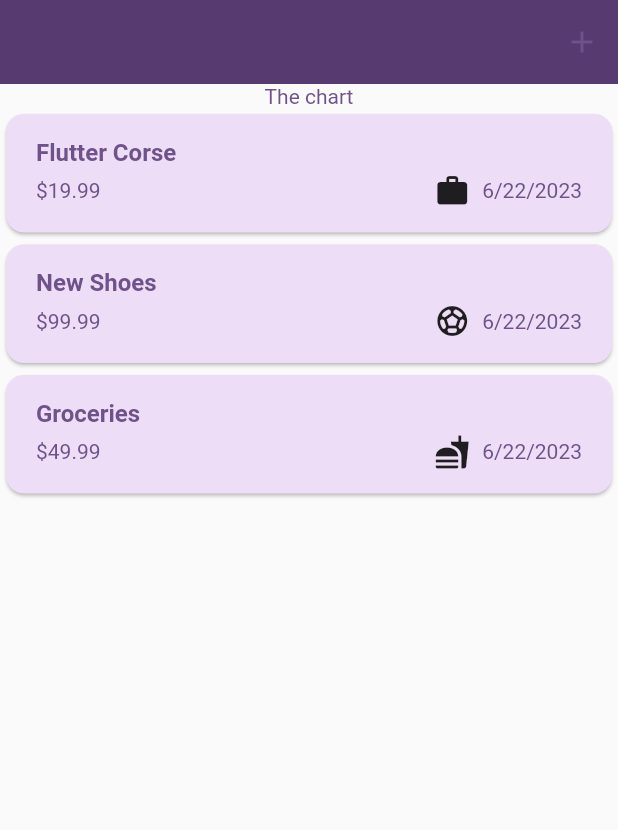
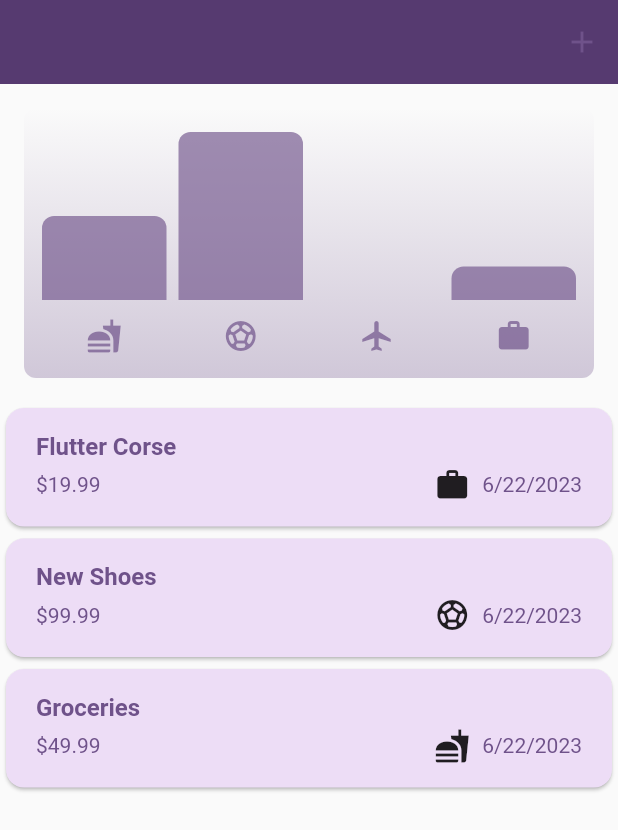
Before and after one commit to mmcdevitt1997/expense_tracker, a Flutter app: the screen it shows after launch, on a phone screen of 412 x 824 dp. Shown: the top 830 px of the screen. Run offline on Flutter 3.47's test engine with Material 2 defaults, Android fonts, the phone set to English and light mode, and no system bars.

Commit message:
chart complete and module complete

```diff
--- a/lib/models/expense.dart
+++ b/lib/models/expense.dart
@@ -13,8 +13,6 @@ const categoryIcons = {
   Category.leisure: Icons.sports_soccer,
   Category.work: Icons.work,
 };
-
-
 
 class Expense {
   Expense({
@@ -34,3 +32,22 @@ class Expense {
     return formatter.format(date);
   }
 }
+
+class ExpenseBucket {
+  const ExpenseBucket({
+    required this.category,
+    required this.expenses,
+  });
+
+  ExpenseBucket.forCategory(List<Expense> allExpenses,  this.category)
+      : expenses = allExpenses
+            .where((expense) => expense.category == category)
+            .toList();
+
+  final Category category;
+  final List<Expense> expenses;
+
+  double get totalExpenses {
+    return expenses.fold(0, (sum, expense) => sum + expense.amount);
+  }
+}
--- /dev/null
+++ b/lib/widgets/chart/chart.dart
@@ -0,0 +1,95 @@
+import 'package:flutter/material.dart';
+
+import 'package:expense_tracker/widgets/chart/chart_bar.dart';
+import 'package:expense_tracker/models/expense.dart';
+
+class Chart extends StatelessWidget {
+  const Chart({super.key, required this.expenses});
+
+  final List<Expense> expenses;
+
+  List<ExpenseBucket> get buckets {
+    return [
+      ExpenseBucket.forCategory(expenses, Category.food),
+      ExpenseBucket.forCategory(expenses, Category.leisure),
+      ExpenseBucket.forCategory(expenses, Category.travel),
+      ExpenseBucket.forCategory(expenses, Category.work),
+    ];
+  }
+
+  double get maxTotalExpense {
+    double maxTotalExpense = 0;
+
+    for (final bucket in buckets) {
+      if (bucket.totalExpenses > maxTotalExpense) {
+        maxTotalExpense = bucket.totalExpenses;
+      }
+    }
+
+    return maxTotalExpense;
+  }
+
+  @override
+  Widget build(BuildContext context) {
+    final isDarkMode =
+        MediaQuery.of(context).platformBrightness == Brightness.dark;
+    return Container(
+      margin: const EdgeInsets.all(16),
+      padding: const EdgeInsets.symmetric(
+        vertical: 16,
+        horizontal: 8,
+      ),
+      width: double.infinity,
+      height: 180,
+      decoration: BoxDecoration(
+        borderRadius: BorderRadius.circular(8),
+        gradient: LinearGradient(
+          colors: [
+            Theme.of(context).colorScheme.primary.withOpacity(0.3),
+            Theme.of(context).colorScheme.primary.withOpacity(0.0)
+          ],
+          begin: Alignment.bottomCenter,
+          end: Alignment.topCenter,
+        ),
+      ),
+      child: Column(
+        children: [
+          Expanded(
+            child: Row(
+              crossAxisAlignment: CrossAxisAlignment.end,
+              children: [
+                for (final bucket in buckets) // alternative to map()
+                  ChartBar(
+                    fill: bucket.totalExpenses == 0
+                        ? 0
+                        : bucket.totalExpenses / maxTotalExpense,
+                  )
+              ],
+            ),
+          ),
+          const SizedBox(height: 12),
+          Row(
+            children: buckets
+                .map(
+                  (bucket) => Expanded(
+                    child: Padding(
+                      padding: const EdgeInsets.symmetric(horizontal: 4),
+                      child: Icon(
+                        categoryIcons[bucket.category],
+                        color: isDarkMode
+                            ? Theme.of(context).colorScheme.secondary
+                            : Theme.of(context)
+                                .colorScheme
+                                .primary
+                                .withOpacity(0.7),
+                      ),
+                    ),
+                  ),
+                )
+                .toList(),
+          )
+        ],
+      ),
+    );
+  }
+}
--- /dev/null
+++ b/lib/widgets/chart/chart_bar.dart
@@ -0,0 +1,34 @@
+import 'package:flutter/material.dart';
+
+class ChartBar extends StatelessWidget {
+  const ChartBar({
+    super.key,
+    required this.fill,
+  });
+
+  final double fill;
+
+  @override
+  Widget build(BuildContext context) {
+    final isDarkMode =
+        MediaQuery.of(context).platformBrightness == Brightness.dark;
+    return Expanded(
+      child: Padding(
+        padding: const EdgeInsets.symmetric(horizontal: 4),
+        child: FractionallySizedBox(
+          heightFactor: fill,
+          child: DecoratedBox(
+            decoration: BoxDecoration(
+              shape: BoxShape.rectangle,
+              borderRadius:
+                  const BorderRadius.vertical(top: Radius.circular(8)),
+              color: isDarkMode
+                  ? Theme.of(context).colorScheme.secondary
+                  : Theme.of(context).colorScheme.primary.withOpacity(0.65),
+            ),
+          ),
+        ),
+      ),
+    );
+  }
+}
--- a/lib/widgets/expenses.dart
+++ b/lib/widgets/expenses.dart
@@ -1,6 +1,7 @@
 import 'package:expense_tracker/widgets/expenses_list/expenses_list.dart';
 import 'package:expense_tracker/models/expense.dart';
 import 'package:expense_tracker/widgets/new_expense.dart';
+import 'package:expense_tracker/widgets/chart/chart.dart';
 import 'package:flutter/material.dart';
 
 class Expenses extends StatefulWidget {
@@ -89,7 +90,7 @@ class _ExpensesState extends State<Expenses> {
       ),
       body: Column(
         children: [
-          const Text('The chart'),
+          Chart(expenses: _registeredExpenses),
           Expanded(
             child: mainContent,
           ),
```
